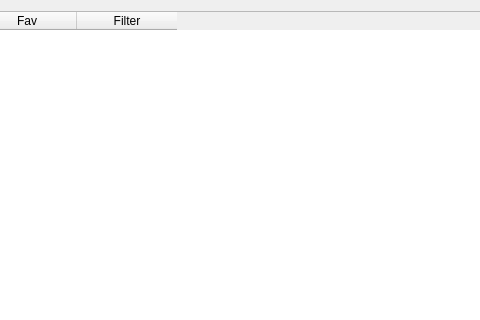
Before: the Qt Designer form DlgManageFilters.ui in madmaxoft/SkauTan, drawn with Qt 5; both pictures show x 235 to 715 and y 0 to 320 of the 917 by 539 pixel window.
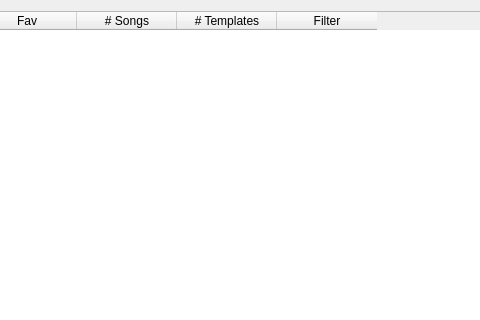
After: the same form once the commit is applied.

Commit message: DlgTemplatesList: Finished basic operations on both lists.

Diff of the .ui file:
```diff
--- a/DlgManageFilters.ui
+++ b/DlgManageFilters.ui
@@ -43,6 +43,22 @@
        <string>Favorite - will be shown in QuickPlay</string>
       </property>
      </column>
+     <column>
+      <property name="text">
+       <string># Songs</string>
+      </property>
+      <property name="toolTip">
+       <string>Number of songs matching this filter</string>
+      </property>
+     </column>
+     <column>
+      <property name="text">
+       <string># Templates</string>
+      </property>
+      <property name="toolTip">
+       <string>Number of templates containing this filter</string>
+      </property>
+     </column>
      <column>
       <property name="text">
        <string>Filter</string>
```
The commit also changes 6 other files.
